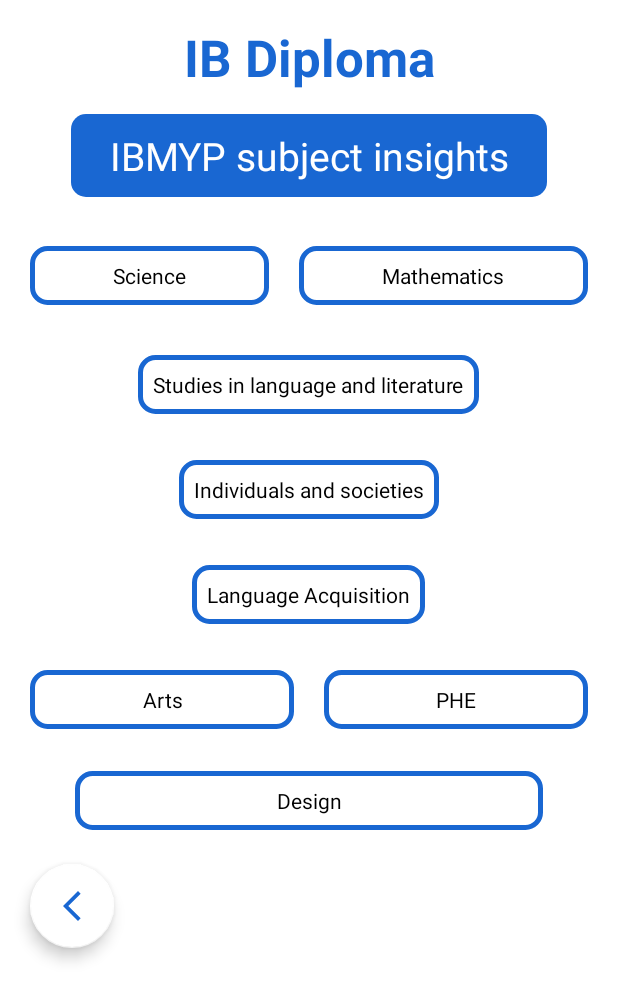
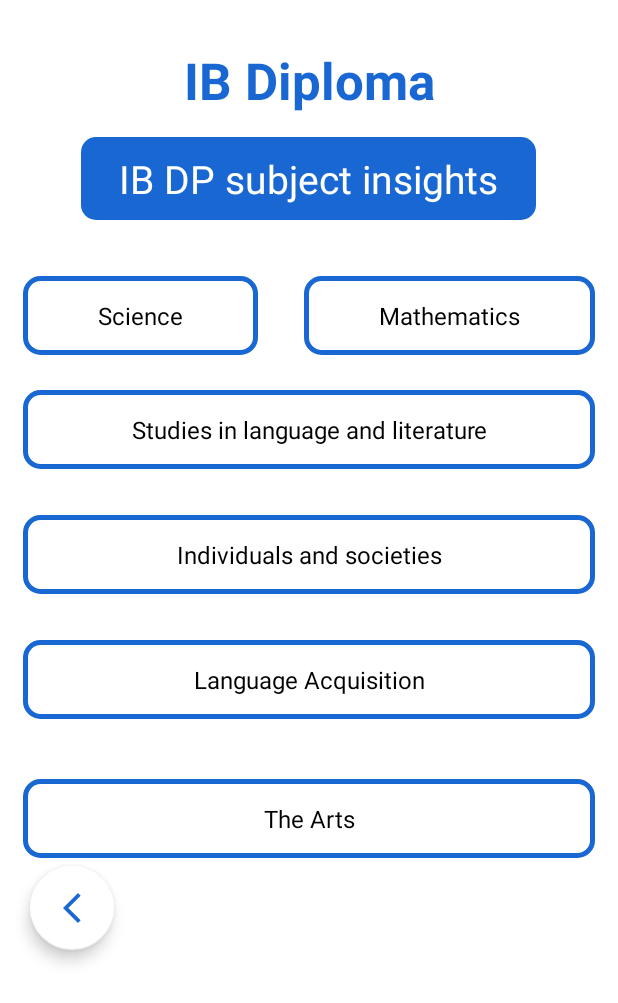
Before and after one commit to Amit-MBCA/AceMentor, an Android app: the eleventhStudents screen opened directly, with no data from a screen before it, after a tap on "Science", on a phone screen of 412 x 824 dp. Shown: the top 1003 px of the screen. Run offline under Robolectric (Android 15) with nearby library versions, the phone set to English and light mode, and no system bars.

Commit message:
First Commit Date and Time Picker UI Completed Subjects linked to the url Each Slot updated Almost Completed Date problem solved UI completed

```diff
--- a/app/src/main/java/com/example/ib/Profile.java
+++ b/app/src/main/java/com/example/ib/Profile.java
@@ -1,7 +1,6 @@
 package com.example.ib;
 
 import static android.content.ContentValues.TAG;
-import static com.example.ib.Signup.hideSoftKeyboard;
 
 import android.annotation.SuppressLint;
 import android.app.ProgressDialog;
@@ -145,7 +144,7 @@ public class Profile extends AppCompatActivity {
                 tempSubject = mentorSubject;
 
                 mentSubj = subjSpinner.getSelectedItem().toString();
-                hideSoftKeyboard(Profile.this, view);
+//                hideSoftKeyboard(Profile.this, view);
 
                 shrd2 = getSharedPreferences(Signup.PREFS_NAME, MODE_PRIVATE);
                 SharedPreferences.Editor editor = shrd2.edit();
--- a/app/src/main/java/com/example/ib/SlotActivity.java
+++ b/app/src/main/java/com/example/ib/SlotActivity.java
@@ -114,7 +114,8 @@ public class SlotActivity extends AppCompatActivity {
         Query bookQuery= FirebaseDatabase
                 .getInstance()
                 .getReference()
-                .child("Mentors").child(subject).orderByChild("std").startAt(tempStandard + 1);
+                .child("Mentors").child(subject).orderByChild("std").startAt(tempStandard);
+//                .child("Mentors").child(subject).orderByChild("std").startAt(tempStandard + 1);
 
         bookQuery.addValueEventListener(new ValueEventListener() {
             @Override
--- a/app/src/main/java/com/example/ib/SplashScreen.java
+++ b/app/src/main/java/com/example/ib/SplashScreen.java
@@ -10,10 +10,11 @@ public class SplashScreen extends AppCompatActivity {
 
     @Override
     protected void onCreate(Bundle savedInstanceState) {
+        AppCompatDelegate.setDefaultNightMode(AppCompatDelegate.MODE_NIGHT_NO);
         super.onCreate(savedInstanceState);
         setContentView(R.layout.activity_splash_screen);
         getSupportActionBar().hide();
-        AppCompatDelegate.setDefaultNightMode(AppCompatDelegate.MODE_NIGHT_NO);
+//        AppCompatDelegate.setDefaultNightMode(AppCompatDelegate.MODE_NIGHT_NO);
         Thread thread=new Thread(){
             public void run(){
                 try {
--- a/app/src/main/java/com/example/ib/eleventhStudents.java
+++ b/app/src/main/java/com/example/ib/eleventhStudents.java
@@ -23,8 +23,8 @@ public class eleventhStudents extends AppCompatActivity implements View.OnClickL
         TextView Individuals_and_societies = findViewById(R.id.tvIndividuals);
         TextView Language_Acquisition = findViewById(R.id.tvAcqusition);
         TextView Arts = findViewById(R.id.tvArts);
-        TextView PHE = findViewById(R.id.tvPhe);
-        TextView Design = findViewById(R.id.tvDesign);
+//        TextView PHE = findViewById(R.id.tvPhe);
+//        TextView Design = findViewById(R.id.tvDesign);
 //        TextView Project = findViewById(R.id.tvProjects);
 
         Science.setOnClickListener(this);
@@ -33,8 +33,8 @@ public class eleventhStudents extends AppCompatActivity implements View.OnClickL
         Individuals_and_societies.setOnClickListener(this);
         Language_Acquisition.setOnClickListener(this);
         Arts.setOnClickListener(this);
-        PHE.setOnClickListener(this);
-        Design.setOnClickListener(this);
+//        PHE.setOnClickListener(this);
+//        Design.setOnClickListener(this);
 //        Project.setOnClickListener(this);
 
         backbtn.setOnClickListener(new View.OnClickListener() {
@@ -55,46 +55,46 @@ public class eleventhStudents extends AppCompatActivity implements View.OnClickL
     public void onClick(View v) {
             switch (v.getId()){
                 case R.id.tvScience:
-                    Intent gtsc=new Intent(Intent.ACTION_VIEW,Uri.parse("https://www.ibo.org/programmes/middle-years-programme/curriculum/science/"));
+                    Intent gtsc=new Intent(Intent.ACTION_VIEW,Uri.parse("https://www.ibo.org/programmes/diploma-programme/curriculum/sciences/"));
                     startActivity(gtsc);
                       break;
                 case R.id.tvMath:
-                    Intent gtsm=new Intent(Intent.ACTION_VIEW,Uri.parse("https://www.ibo.org/programmes/middle-years-programme/curriculum/mathematics/"));
+                    Intent gtsm=new Intent(Intent.ACTION_VIEW,Uri.parse("https://www.ibo.org/programmes/diploma-programme/curriculum/mathematics/"));
                     startActivity(gtsm);
                     break;
                 case R.id.tvLang:
 //                    intent=new Intent(this,SlotActivity.class);
 //                    intent.putExtra("Subject", "Language and Literature");
 //                    startActivity(intent);
-                    Intent browserIntent = new Intent(Intent.ACTION_VIEW, Uri.parse("https://www.ibo.org/programmes/middle-years-programme/curriculum/language-and-literature/"));
+                    Intent browserIntent = new Intent(Intent.ACTION_VIEW, Uri.parse("https://www.ibo.org/programmes/diploma-programme/curriculum/language-and-literature/"));
                     startActivity(browserIntent);
                     break;
                 case R.id.tvIndividuals:
 //                    intent=new Intent(this,SlotActivity.class);
 //                    intent.putExtra("Subject", "Individuals and Societies");
 //                    startActivity(intent);
-                    Intent indi=new Intent(Intent.ACTION_VIEW,Uri.parse("https://www.ibo.org/programmes/middle-years-programme/curriculum/individuals-and-societies/"));
+                    Intent indi=new Intent(Intent.ACTION_VIEW,Uri.parse("https://www.ibo.org/programmes/diploma-programme/curriculum/language-acquisition/"));
                     startActivity(indi);
                     break;
                 case R.id.tvAcqusition:
-                    Intent bt = new Intent(Intent.ACTION_VIEW, Uri.parse("https://www.ibo.org/programmes/middle-years-programme/curriculum/language-acquisition/"));
+                    Intent bt = new Intent(Intent.ACTION_VIEW, Uri.parse("https://www.ibo.org/programmes/diploma-programme/curriculum/language-acquisition/"));
                     startActivity(bt);
                     break;
                 case R.id.tvArts:
 //                    intent=new Intent(this,SlotActivity.class);
 //                    intent.putExtra("Subject", "The Arts");
 //                    startActivity(intent);
-                    Intent tvarts = new Intent(Intent.ACTION_VIEW, Uri.parse("https://www.ibo.org/programmes/middle-years-programme/curriculum/arts/"));
+                    Intent tvarts = new Intent(Intent.ACTION_VIEW, Uri.parse("https://www.ibo.org/programmes/diploma-programme/curriculum/the-arts/"));
                     startActivity(tvarts);
                     break;
-                case R.id.tvPhe:
-                    Intent gtphe = new Intent(Intent.ACTION_VIEW, Uri.parse("https://www.ibo.org/programmes/middle-years-programme/curriculum/physical-and-health-education/"));
-                    startActivity(gtphe);
-                    break;
-                case R.id.tvDesign:
-                    Intent gtdesign = new Intent(Intent.ACTION_VIEW, Uri.parse("https://www.ibo.org/programmes/middle-years-programme/curriculum/design/"));
-                    startActivity(gtdesign);
-                    break;
+//                case R.id.tvPhe:
+//                    Intent gtphe = new Intent(Intent.ACTION_VIEW, Uri.parse("https://www.ibo.org/programmes/middle-years-programme/curriculum/physical-and-health-education/"));
+//                    startActivity(gtphe);
+//                    break;
+//                case R.id.tvDesign:
+//                    Intent gtdesign = new Intent(Intent.ACTION_VIEW, Uri.parse("https://www.ibo.org/programmes/middle-years-programme/curriculum/design/"));
+//                    startActivity(gtdesign);
+//                    break;
 
             }
     }
--- a/app/src/main/res/layout/activity_eleventh_students.xml
+++ b/app/src/main/res/layout/activity_eleventh_students.xml
@@ -9,6 +9,8 @@
         android:layout_width="match_parent"
         android:layout_height="match_parent"
         android:orientation="vertical"
+        android:paddingTop="15dp"
+        android:paddingBottom="15dp"
         tools:context=".eleventhStudents">
 
         <TextView
@@ -32,7 +34,7 @@
             android:paddingTop="10dp"
             android:paddingRight="25dp"
             android:paddingBottom="10dp"
-            android:text="IBMYP subject insights"
+            android:text="IB DP subject insights"
             android:textAlignment="center"
             android:textColor="#FFFFFF"
             android:textSize="26sp" />
@@ -40,7 +42,6 @@
         <LinearLayout
             android:layout_width="match_parent"
             android:layout_height="wrap_content"
-            android:layout_marginTop="25dp"
             android:orientation="horizontal">
 
             <TextView
@@ -48,83 +49,99 @@
                 android:layout_width="wrap_content"
                 android:layout_height="wrap_content"
                 android:layout_gravity="center"
-                android:layout_marginLeft="20dp"
-                android:layout_marginTop="10dp"
-                android:layout_marginRight="10dp"
+                android:layout_marginLeft="15dp"
+                android:layout_marginTop="30dp"
+                android:layout_marginRight="15dp"
                 android:layout_marginBottom="15dp"
                 android:layout_weight="1"
                 android:background="@drawable/tvsubjectsbg"
                 android:ellipsize="end"
                 android:maxLines="1"
-                android:padding="10dp"
+                android:paddingTop="15dp"
+                android:paddingBottom="15dp"
                 android:text="Science"
                 android:textAlignment="center"
                 android:textColor="#000000"
-                android:textSize="14sp" />
+                android:textSize="16sp" />
 
             <TextView
                 android:id="@+id/tvMath"
                 android:layout_width="wrap_content"
                 android:layout_height="wrap_content"
                 android:layout_gravity="center"
-                android:layout_marginLeft="10dp"
-                android:layout_marginTop="10dp"
-                android:layout_marginRight="20dp"
+                android:layout_marginLeft="15dp"
+                android:layout_marginTop="30dp"
+                android:layout_marginRight="15dp"
                 android:layout_marginBottom="15dp"
                 android:layout_weight="1"
                 android:background="@drawable/tvsubjectsbg"
                 android:ellipsize="end"
                 android:maxLines="1"
-                android:padding="10dp"
+                android:paddingTop="15dp"
+                android:paddingBottom="15dp"
                 android:text="Mathematics"
                 android:textAlignment="center"
                 android:textColor="#000000"
-                android:textSize="14sp" />
+                android:textSize="16sp" />
 
         </LinearLayout>
 
         <TextView
             android:id="@+id/tvLang"
-            android:layout_width="wrap_content"
+            android:layout_width="match_parent"
             android:layout_height="wrap_content"
             android:layout_gravity="center"
             android:layout_margin="15dp"
+            android:layout_marginLeft="15dp"
+            android:layout_marginTop="30dp"
+            android:layout_marginRight="15dp"
             android:background="@drawable/tvsubjectsbg"
-            android:padding="10dp"
+            android:paddingTop="15dp"
+            android:paddingBottom="15dp"
             android:text="Studies in language and literature"
             android:textAlignment="center"
             android:textColor="#000000"
-            android:textSize="14sp" />
+            android:textSize="16sp" />
 
         <TextView
             android:id="@+id/tvIndividuals"
-            android:layout_width="wrap_content"
+            android:layout_width="match_parent"
             android:layout_height="wrap_content"
             android:layout_gravity="center"
             android:layout_margin="15dp"
+            android:layout_marginLeft="15dp"
+            android:layout_marginTop="30dp"
+            android:layout_marginRight="15dp"
             android:background="@drawable/tvsubjectsbg"
-            android:padding="10dp"
+            android:paddingTop="15dp"
+            android:paddingBottom="15dp"
             android:text="Individuals and societies"
             android:textAlignment="center"
             android:textColor="#000000"
-            android:textSize="14sp" />
+            android:textSize="16sp" />
 
         <TextView
             android:id="@+id/tvAcqusition"
-            android:layout_width="wrap_content"
+            android:layout_width="match_parent"
             android:layout_height="wrap_content"
             android:layout_gravity="center"
             android:layout_margin="15dp"
+            android:layout_marginLeft="15dp"
+            android:layout_marginTop="30dp"
+            android:layout_marginRight="15dp"
+            android:layout_marginBottom="0dp"
             android:background="@drawable/tvsubjectsbg"
-            android:padding="10dp"
+            android:paddingTop="15dp"
+            android:paddingBottom="15dp"
             android:text="Language Acquisition"
             android:textAlignment="center"
             android:textColor="#000000"
-            android:textSize="14sp" />
+            android:textSize="16sp" />
 
         <LinearLayout
             android:layout_width="match_parent"
             android:layout_height="wrap_content"
+            android:gravity="center"
             android:orientation="horizontal">
 
             <TextView
@@ -132,57 +149,62 @@
                 android:layout_width="wrap_content"
                 android:layout_height="wrap_content"
                 android:layout_gravity="center"
-                android:layout_marginLeft="20dp"
-                android:layout_marginTop="15dp"
-                android:layout_marginRight="10dp"
-                android:layout_marginBottom="15dp"
+                android:layout_marginLeft="15dp"
+                android:layout_marginTop="20dp"
+                android:layout_marginRight="15dp"
+                android:layout_marginBottom="10dp"
                 android:layout_weight="1"
                 android:background="@drawable/tvsubjectsbg"
-                android:padding="10dp"
-                android:text="Arts"
+                android:paddingTop="15dp"
+                android:paddingBottom="15dp"
+                android:text="The Arts"
                 android:textAlignment="center"
                 android:textColor="#000000"
-                android:textSize="14sp" />
+                android:textSize="16sp" />
 
-            <TextView
-                android:id="@+id/tvPhe"
-                android:layout_width="wrap_content"
-                android:layout_height="wrap_content"
-                android:layout_gravity="center"
-                android:layout_marginLeft="10dp"
-                android:layout_marginTop="15dp"
-                android:layout_marginRight="20dp"
-                android:layout_marginBottom="15dp"
-                android:layout_weight="1"
-                android:background="@drawable/tvsubjectsbg"
-                android:padding="10dp"
-                android:text="PHE"
-                android:textAlignment="center"
-                android:textColor="#000000"
-                android:textSize="14sp" />
+<!--            <TextView-->
+<!--                android:id="@+id/tvPhe"-->
+<!--                android:layout_width="wrap_content"-->
+<!--                android:layout_height="wrap_content"-->
+<!--                android:layout_gravity="center"-->
+<!--                android:layout_marginLeft="15dp"-->
+<!--                android:layout_marginTop="20dp"-->
+<!--                android:layout_marginRight="15dp"-->
+<!--                android:layout_marginBottom="10dp"-->
+<!--                android:layout_weight="1"-->
+<!--                android:background="@drawable/tvsubjectsbg"-->
+<!--                android:paddingTop="15dp"-->
+<!--                android:paddingBottom="15dp"-->
+<!--                android:text="PHE"-->
+<!--                android:textAlignment="center"-->
+<!--                android:textColor="#000000"-->
+<!--                android:textSize="16sp" />-->
         </LinearLayout>
 
-        <LinearLayout
-            android:layout_width="match_parent"
-            android:layout_height="wrap_content"
-            android:orientation="horizontal">
+<!--        <LinearLayout-->
+<!--            android:layout_width="match_parent"-->
+<!--            android:layout_height="wrap_content"-->
+<!--            android:orientation="horizontal"-->
+<!--            android:paddingTop="15dp"-->
+<!--            android:paddingBottom="15dp">-->
 
-            <TextView
-                android:id="@+id/tvDesign"
-                android:layout_width="wrap_content"
-                android:layout_height="wrap_content"
-                android:layout_gravity="center"
-                android:layout_marginLeft="50dp"
-                android:layout_marginTop="15dp"
-                android:layout_marginRight="50dp"
-                android:layout_marginBottom="20dp"
-                android:layout_weight="1"
-                android:background="@drawable/tvsubjectsbg"
-                android:padding="10dp"
-                android:text="Design"
-                android:textAlignment="center"
-                android:textColor="#000000"
-                android:textSize="14sp" />
+<!--            <TextView-->
+<!--                android:id="@+id/tvDesign"-->
+<!--                android:layout_width="wrap_content"-->
+<!--                android:layout_height="wrap_content"-->
+<!--                android:layout_gravity="center"-->
+<!--                android:layout_marginLeft="15dp"-->
+<!--                android:layout_marginTop="20dp"-->
+<!--                android:layout_marginRight="15dp"-->
+<!--                android:layout_marginBottom="20dp"-->
+<!--                android:layout_weight="1"-->
+<!--                android:background="@drawable/tvsubjectsbg"-->
+<!--                android:paddingTop="15dp"-->
+<!--                android:paddingBottom="15dp"-->
+<!--                android:text="Design"-->
+<!--                android:textAlignment="center"-->
+<!--                android:textColor="#000000"-->
+<!--                android:textSize="16sp" />-->
 
             <!--        <TextView-->
             <!--            android:id="@+id/tvProjects"-->
@@ -204,7 +226,7 @@
             <!--            android:textColor="#000000"-->
             <!--            android:textSize="18sp" />-->
 
-        </LinearLayout>
+<!--        </LinearLayout>-->
 
         <com.google.android.material.floatingactionbutton.FloatingActionButton
             android:id="@+id/imageView"
--- a/app/src/main/res/layout/activity_mconfirmed.xml
+++ b/app/src/main/res/layout/activity_mconfirmed.xml
@@ -29,7 +29,7 @@
         android:layout_marginTop="15dp"
         android:layout_marginRight="30dp"
         android:layout_marginBottom="30dp"
-        android:text="Congratulations, your first meeting with your mentor is confirmed. You will also receive a confirmation email with the date and time."
+        android:text="Congratulations, your first meeting with your mentor is confirmed. You will also receive a confirmation email with the date and time. Otherwise you need to book a slot again. \n Thank You !"
         android:textAlignment="center"
         android:textColor="#000000"
         android:textSize="16sp" />
```
Also changed, not shown: app/src/main/java/com/example/ib/HomePage.java (+2 -5 lines), app/src/main/java/com/example/ib/ninethStudents.java (+11 -14 lines), app/src/main/java/com/example/ib/scheduleMeet.java (+12 -13 lines), app/src/main/res/layout/activity_nineth_students.xml (+42 -31 lines).
